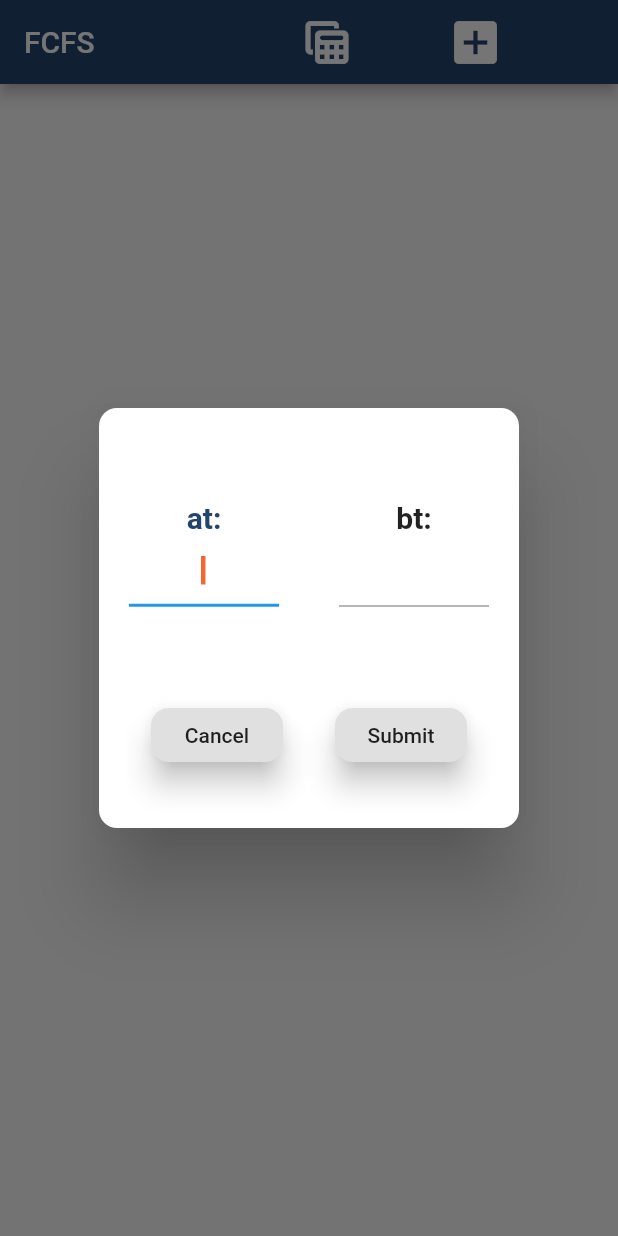
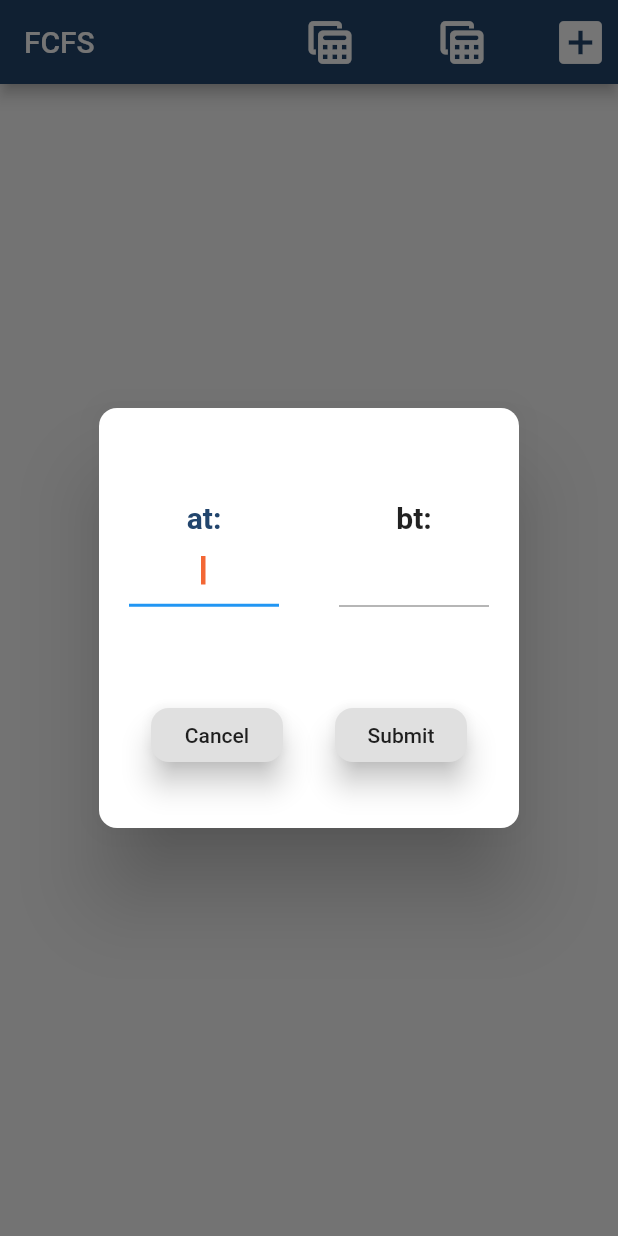
Before and after one commit to kevinbtw-codes/Operating-Systems, a Flutter app: the Algorithm screen opened directly, after a tap on the "add box" icon, on a phone screen of 412 x 824 dp. Run offline on Flutter 3.47's test engine with Material 2 defaults, Android fonts, the phone set to English and light mode, and no system bars; drawn by our look-alikes of liquid_pull_to_refresh; our stand-ins replace animated_text_kit, auto_size_text, cached_network_image, charts_flutter, flutter_slidable, flutter_swiper and 5 more; missing offline and left inert: lazy_data_table.

```diff
--- a/lib/algorithms/FCFS/Main-fcfs.dart
+++ b/lib/algorithms/FCFS/Main-fcfs.dart
@@ -2,9 +2,9 @@ import 'package:flutter/material.dart';
 import 'package:liquid_pull_to_refresh/liquid_pull_to_refresh.dart';
 import 'fcfs.dart';
 import 'table.dart';
+import 'gantt.dart';
 import 'package:flutter_slidable/flutter_slidable.dart';
 import 'dart:async';
-import 'dart:math';
 
 void main() {
   runApp(MyApp());
@@ -219,7 +219,7 @@ class _AlgorithmState extends State<Algorithm> {
         backgroundColor: Color(0xff22456d),
         actions: <Widget>[
           Padding(
-            padding: EdgeInsets.only(right: 20),
+            padding: EdgeInsets.only(right: 0),
             child: FlatButton(
               color: Color(0xff22456d),
               onPressed: //null,
@@ -240,7 +240,28 @@ class _AlgorithmState extends State<Algorithm> {
             ),
           ),
           Padding(
-            padding: EdgeInsets.only(right: 70),
+            padding: EdgeInsets.only(right: 0),
+            child: FlatButton(
+              color: Color(0xff22456d),
+              onPressed: //null,
+                  () {
+                prs.sort((a, b) => a.pid.compareTo(b.pid));
+                Navigator.push(
+                  context,
+                  MaterialPageRoute(
+                    builder: (context) => GanttChart(prs),
+                  ),
+                );
+              },
+              child: Icon(
+                Icons.table_view_rounded,
+                color: Colors.white,
+                size: 38,
+              ),
+            ),
+          ),
+          Padding(
+            padding: EdgeInsets.only(right: 0),
             child: Container(
               color: Color(0xff22456d),
               width: 60,
```
Also changed, not shown: lib/algorithms/FCFS/gantt.dart (added, +98 -0 lines).
